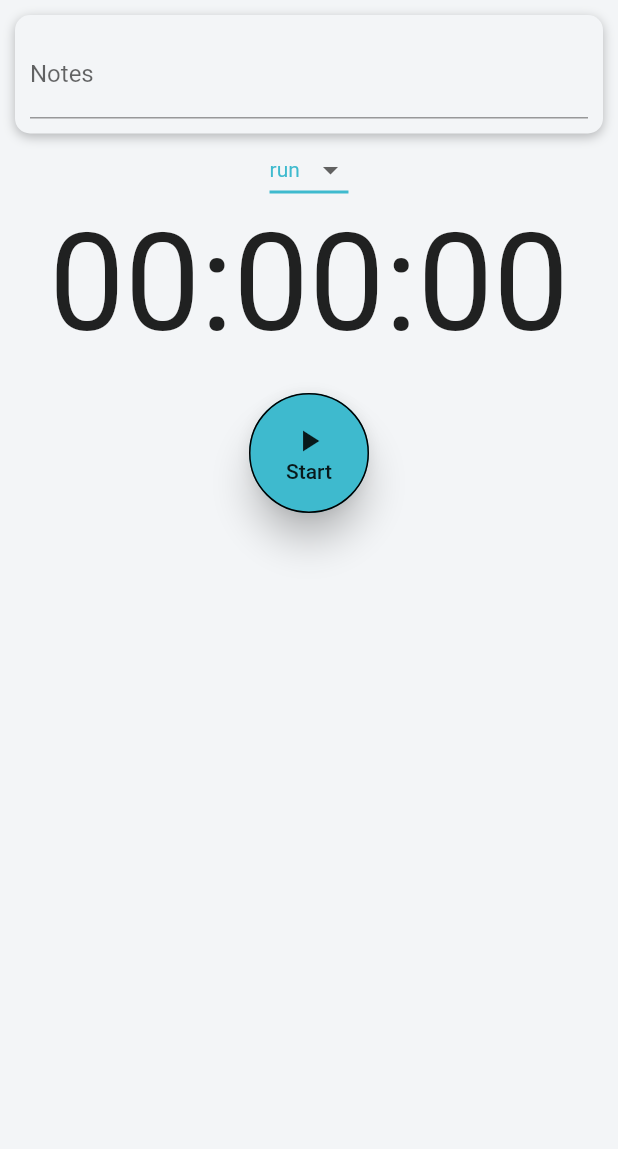
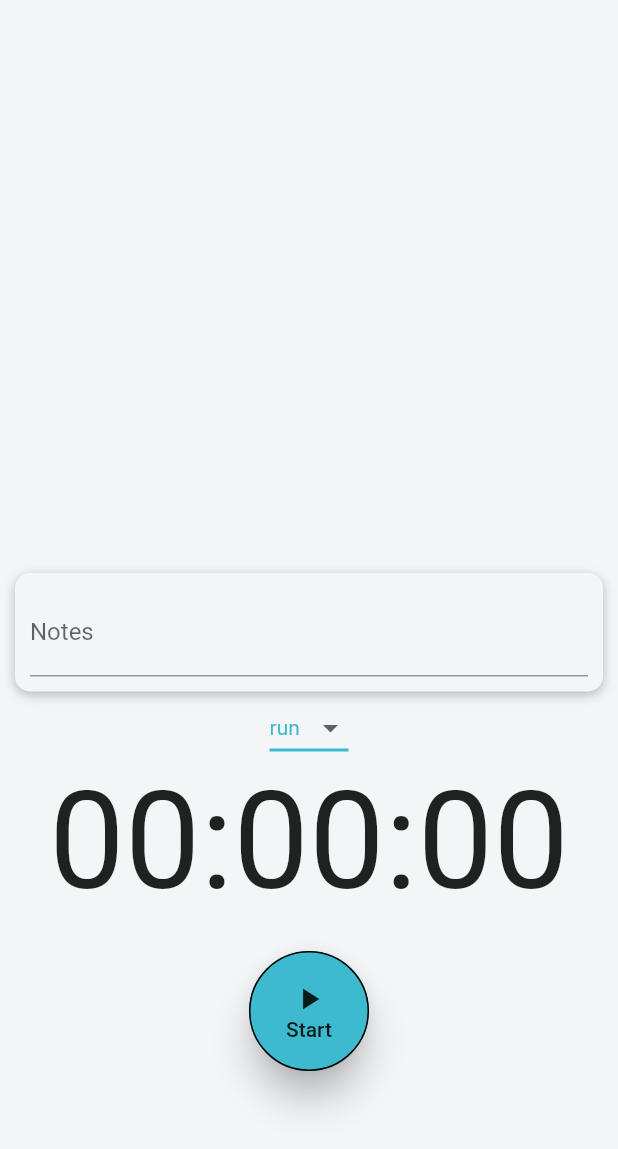
Before and after one commit to arjunsbalaji/gaitmate, a Flutter app: the AddActvityForm widget shown alone on an empty page, opened directly, on a phone screen of 412 x 824 dp. Shown: the top 1149 px of the screen. Run offline on Flutter 3.47's test engine with Material 2 defaults, Android fonts, the phone set to English and light mode, and no system bars; our stand-ins replace geolocator, shared_preferences; accounts and stored records are empty.

```diff
--- a/lib/main.dart
+++ b/lib/main.dart
@@ -1,6 +1,7 @@
 import 'package:flutter/material.dart';
 import 'package:gaitmate/providers/collection.dart';
 import 'package:gaitmate/providers/stopwatch.dart';
+import 'package:gaitmate/screens/add_activity_screen.dart';
 import 'package:gaitmate/screens/auth_screen.dart';
 import 'package:gaitmate/screens/dashboard_screen.dart';
 import 'package:gaitmate/screens/splash_screen.dart';
@@ -56,6 +57,7 @@ class MyApp extends StatelessWidget {
           routes: {
             TabScreen.routeName: (ctx) => TabScreen(),
             DashboardScreen.routeName: (ctx) => DashboardScreen(),
+            AddActivityScreen.routeName: (ctx) => AddActivityScreen(),
           },
         ),
       ),
--- a/lib/screens/add_activity_screen.dart
+++ b/lib/screens/add_activity_screen.dart
@@ -2,6 +2,7 @@ import 'package:flutter/material.dart';
 import '../widgets/add_activity_form.dart';
 
 class AddActivityScreen extends StatefulWidget {
+  static const routeName = '/add_activity_screen';
   @override
   _AddActivityScreenState createState() => _AddActivityScreenState();
 }
@@ -9,6 +10,8 @@ class AddActivityScreen extends StatefulWidget {
 class _AddActivityScreenState extends State<AddActivityScreen> {
   @override
   Widget build(BuildContext context) {
-    return AddActvityForm();
+    return Scaffold(
+      body: AddActvityForm(),
+    );
   }
 }
--- a/lib/widgets/add_activity_form.dart
+++ b/lib/widgets/add_activity_form.dart
@@ -7,6 +7,7 @@ import 'package:intl/intl.dart';
 import 'package:provider/provider.dart';
 import 'dart:math';
 import '../providers/stopwatch.dart';
+import '../providers/activity.dart';
 
 class AddActvityForm extends StatefulWidget {
   @override
@@ -20,6 +21,19 @@ class _AddActvityFormState extends State<AddActvityForm> {
   final notesController = TextEditingController();
   Random random = new Random(); //this is just here for now
   //Stopwatch stopwatch = new Stopwatch();
+
+  Activity newActivity = Activity(
+    id: '',
+    data: null,
+    notes: '',
+    type: 'run',
+    startTime: DateTime.now(),
+    duration: Duration(seconds: 0),
+    endTime: DateTime.now().add(
+      Duration(seconds: 100),
+    ),
+  );
+
   bool recording = false;
   bool submittable = false;
 
@@ -30,9 +44,16 @@ class _AddActvityFormState extends State<AddActvityForm> {
   bool isLoading = false;
 
   void _recordChange() {
-    setState(() {
-      recording = !recording;
-    });
+    setState(
+      () {
+        recording = !recording;
+      },
+    );
+  }
+
+  void _reset(MyStopwatch swatch) {
+    _formKey.currentState.reset();
+    swatch.reset();
   }
 
   Future<void> _submit(MyStopwatch swatch, Collection collection) async {
@@ -47,6 +68,7 @@ class _AddActvityFormState extends State<AddActvityForm> {
       String notes = notesController.text;
       Duration elapsedTime = Duration(seconds: swatch.counter);
       DateTime startTime = DateTime.now();
+
       try {
         await collection.addActivity(
             notes,
@@ -81,7 +103,6 @@ class _AddActvityFormState extends State<AddActvityForm> {
 
   @override
   void dispose() {
-
     super.dispose();
   }
 
@@ -93,12 +114,18 @@ class _AddActvityFormState extends State<AddActvityForm> {
       key: _formKey,
       child: Container(
         //color: Colors.yellow,
-        padding: EdgeInsets.all(10),
+        padding: EdgeInsets.only(
+          left: 10,
+          right: 10,
+          bottom: 10,
+          top: 70,
+        ),
         child: isLoading
             ? Center(
                 child: CircularProgressIndicator(),
               )
             : Column(
+                mainAxisAlignment: MainAxisAlignment.end,
                 children: [
                   Container(
                     padding: EdgeInsets.all(10),
@@ -197,12 +224,25 @@ class _AddActvityFormState extends State<AddActvityForm> {
                     ),
                   ),
                   (submittable && !recording)
-                      ? RaisedButton(
-                          child: Text('Submit'),
-                          onPressed: () => _submit(swatch, collection),
+                      ? Row(
+                          mainAxisAlignment: MainAxisAlignment.center,
+                          children: [
+                            RaisedButton(
+                              child: Text('Reset'),
+                              onPressed: () => _reset(swatch),
+                            ),
+                            SizedBox(
+                              width: 20,
+                              height: 100,
+                            ),
+                            RaisedButton(
+                              child: Text('Submit'),
+                              onPressed: () => _submit(swatch, collection),
+                            ),
+                          ],
                         )
                       : SizedBox(
-                          height: 10,
+                          height: 100,
                           width: 10,
                         ),
                 ],
--- a/pubspec.yaml
+++ b/pubspec.yaml
@@ -28,6 +28,7 @@ dependencies:
   http: ^0.12.2
   shared_preferences: ^0.5.12
   geolocator: ^6.0.0+4
+  image_picker: ^0.6.7+11
   # get: ^3.5.1
 
 
```
Also changed, not shown: lib/screens/dashboard_screen.dart (+12 -1 lines), lib/screens/tabs_screen.dart (+0 -10 lines), lib/widgets/collection_listview.dart (+7 -3 lines), pubspec.lock.
